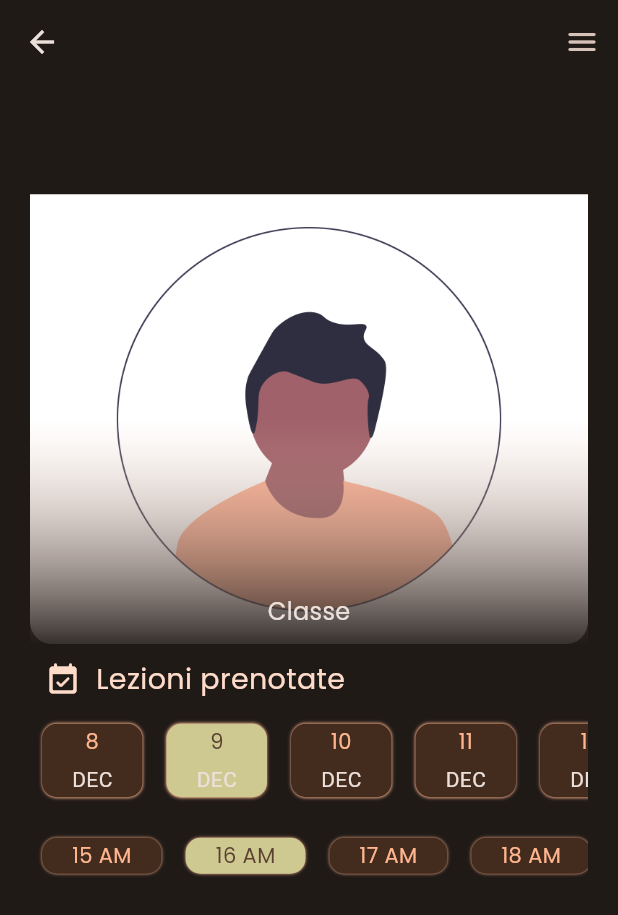
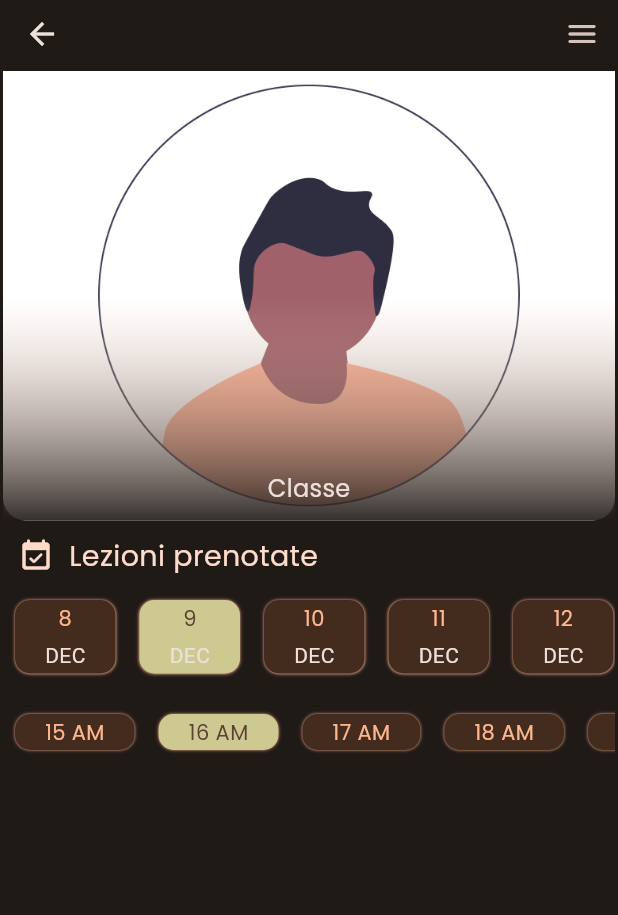
Before and after one commit to Daivy03/demiprof_flutter_app, a Flutter app: the ProfilePage screen opened directly, on a phone screen of 412 x 824 dp. Shown: the top 915 px of the screen. Run offline on Flutter 3.47's test engine with Material 2 defaults, Android fonts, the phone set to English and light mode, and no system bars; our stand-ins replace cloud_firestore, dynamic_color, file_picker, firebase_auth, firebase_core, firebase_storage and 6 more; accounts and stored records are empty; network calls fail; project files that could hold a hidden picture were left out.

Commit message:
Fix tutor_card empty Listview when loading avatars from db

```diff
--- a/lib/profile_page.dart
+++ b/lib/profile_page.dart
@@ -137,7 +137,7 @@ class SignInOptionsScreen extends StatelessWidget {
   }
 }
 
-class rolesChoice extends StatefulWidget {
+/* class rolesChoice extends StatefulWidget {
   const rolesChoice({Key? key}) : super(key: key);
 
   @override
@@ -167,7 +167,7 @@ class _rolesChoice extends State<rolesChoice> {
       ),
     );
   }
-}
+} */
 
 class ProfilePage extends StatelessWidget {
   ProfilePage({Key? key}) : super(key: key);
@@ -223,32 +223,10 @@ class ProfilePage extends StatelessWidget {
                   mainAxisAlignment: MainAxisAlignment.spaceBetween,
                   crossAxisAlignment: CrossAxisAlignment.start,
                   children: [
-                    Padding(
-                      padding: EdgeInsets.only(top: 30, left: 10, right: 10),
+                    const Padding(
+                      padding: EdgeInsets.only(top: 20, left: 10, right: 10),
                       child: Row(
-                        children: [
-                          /* Container(
-                            margin: EdgeInsets.only(left: 15),
-                            height: 45,
-                            width: 45,
-                            decoration: BoxDecoration(
-                              color: darkColorScheme.primary,
-                              borderRadius: BorderRadius.circular(10),
-                              boxShadow: [
-                                BoxShadow(
-                                  color: darkColorScheme.secondary,
-                                  blurRadius: 4,
-                                  spreadRadius: 1,
-                                ),
-                              ],
-                            ),
-                            child: Center(
-                              child: Icon(
-                                Icons.favorite_border_outlined,
-                              ),
-                            ),
-                          ), */
-                        ],
+                        children: [],
                       ),
                     ),
                     SizedBox(
@@ -317,10 +295,10 @@ class ProfilePage extends StatelessWidget {
                     ],
                   ),
                 ),
-                SizedBox(
+                const SizedBox(
                   height: 6,
                 ),
-                Container(
+                SizedBox(
                   height: 70,
                   child: ListView.builder(
                     shrinkWrap: true,
@@ -330,9 +308,9 @@ class ProfilePage extends StatelessWidget {
                       return Column(
                         children: [
                           Container(
-                            margin: EdgeInsets.symmetric(
+                            margin: const EdgeInsets.symmetric(
                                 horizontal: 8, vertical: 10),
-                            padding: EdgeInsets.symmetric(
+                            padding: const EdgeInsets.symmetric(
                                 horizontal: 20, vertical: 2),
                             decoration: BoxDecoration(
                               color: index == 1
@@ -358,10 +336,10 @@ class ProfilePage extends StatelessWidget {
                                           ? darkColorScheme.secondaryContainer
                                           : darkColorScheme.primary),
                                 ),
-                                SizedBox(
+                                const SizedBox(
                                   height: 5,
                                 ),
-                                Text("DEC"),
+                                const Text("DEC"),
                               ],
                             ),
                           ),
@@ -370,10 +348,10 @@ class ProfilePage extends StatelessWidget {
                     },
                   ),
                 ),
-                SizedBox(
+                const SizedBox(
                   height: 6,
                 ),
-                Container(
+                SizedBox(
                   height: 70,
                   child: ListView.builder(
                     shrinkWrap: true,
@@ -383,9 +361,9 @@ class ProfilePage extends StatelessWidget {
                       return Column(
                         children: [
                           Container(
-                            margin: EdgeInsets.symmetric(
+                            margin: const EdgeInsets.symmetric(
                                 horizontal: 8, vertical: 10),
-                            padding: EdgeInsets.symmetric(
+                            padding: const EdgeInsets.symmetric(
                                 horizontal: 20, vertical: 2),
                             decoration: BoxDecoration(
                               color: index == 1
@@ -419,12 +397,12 @@ class ProfilePage extends StatelessWidget {
                     },
                   ),
                 ),
-                SizedBox(height: 130),
+                SizedBox(height: MediaQuery.of(context).size.aspectRatio),
                 Material(
                   color: darkColorScheme.primary,
                   borderRadius: BorderRadius.circular(35),
-                  child: Padding(
-                    padding: const EdgeInsets.symmetric(
+                  child: const Padding(
+                    padding: EdgeInsets.symmetric(
                       vertical: 1,
                     ),
                   ),
@@ -437,7 +415,7 @@ class ProfilePage extends StatelessWidget {
     );
   }
 
-  Widget _title() {
+/*   Widget _title() {
     return RichText(
       text: TextSpan(
         style: GoogleFonts.poppins(fontSize: 20, fontWeight: FontWeight.bold),
@@ -449,14 +427,6 @@ class ProfilePage extends StatelessWidget {
           )
         ],
       ),
-    );
-  }
-
-  /*  Widget _userUid() {
-    return Text(
-      user?.email ?? 'User email',
-      style: GoogleFonts.poppins(
-          fontSize: 15, color: darkColorScheme.onBackground),
     );
   } */
 
@@ -502,6 +472,7 @@ class ProfilePage extends StatelessWidget {
   Widget build(BuildContext context) {
     return Scaffold(
       appBar: AppBar(
+        toolbarHeight: 45,
         title: _userUid(),
         actions: <Widget>[
           IconButton(
@@ -515,12 +486,12 @@ class ProfilePage extends StatelessWidget {
       ),
       backgroundColor: darkColorScheme.background,
       body: Container(
-        height: double.infinity,
-        width: double.infinity,
-        padding: const EdgeInsets.all(20),
+        //height: double.infinity,
+        //width: double.infinity,
+        padding: const EdgeInsets.all(2),
         child: Column(
-          crossAxisAlignment: CrossAxisAlignment.center,
-          mainAxisAlignment: MainAxisAlignment.center,
+          //crossAxisAlignment: CrossAxisAlignment.center,
+          //mainAxisAlignment: MainAxisAlignment.center,
           children: <Widget>[
             userBook(context),
             //_signOutButton(),
--- a/lib/tutor_card.dart
+++ b/lib/tutor_card.dart
@@ -105,7 +105,11 @@ class _TutorCardState extends State<TutorCard> {
     return Expanded(
       child: Container(
         height: 340,
-        child: ListView.builder(
+        child: avatars.isEmpty
+            ? const Center(
+                child: CircularProgressIndicator(),
+              )
+            : ListView.builder(
                 itemBuilder: (context, index) {
                   int stars = Random().nextInt(5) +
                       1; // generates a random number between 1 and 5
@@ -134,7 +138,8 @@ class _TutorCardState extends State<TutorCard> {
                               children: [
                                 InkWell(
                                   onTap: () {
-                              Navigator.of(context).push(MaterialPageRoute(
+                                    Navigator.of(context).push(
+                                        MaterialPageRoute(
                                             builder: (context) => BookPage()));
                                   },
                                   child: ClipRRect(
@@ -152,7 +157,8 @@ class _TutorCardState extends State<TutorCard> {
                                     alignment: Alignment.centerLeft,
                                     child: Expanded(
                                       child: Column(
-                                  crossAxisAlignment: CrossAxisAlignment.start,
+                                        crossAxisAlignment:
+                                            CrossAxisAlignment.start,
                                         children: [
                                           Row(
                                             children: [
@@ -161,8 +167,8 @@ class _TutorCardState extends State<TutorCard> {
                                                 style: GoogleFonts.poppins(
                                                     fontSize: 16,
                                                     fontWeight: FontWeight.w400,
-                                              color:
-                                                  darkColorScheme.onBackground),
+                                                    color: darkColorScheme
+                                                        .onBackground),
                                               ),
                                               Text(" "), //spacing
                                               FittedBox(
@@ -171,7 +177,8 @@ class _TutorCardState extends State<TutorCard> {
                                                   surnames[index],
                                                   style: GoogleFonts.poppins(
                                                       fontSize: 16,
-                                                fontWeight: FontWeight.w400,
+                                                      fontWeight:
+                                                          FontWeight.w400,
                                                       color: darkColorScheme
                                                           .onBackground),
                                                 ),
@@ -182,10 +189,11 @@ class _TutorCardState extends State<TutorCard> {
                                             children: [
                                               Container(
                                                 padding: EdgeInsets.symmetric(
-                                              horizontal: 0, vertical: 10),
+                                                    horizontal: 0,
+                                                    vertical: 10),
                                                 child: Row(
-                                            children:
-                                                List.generate(stars, (index) {
+                                                  children: List.generate(stars,
+                                                      (index) {
                                                     return Icon(
                                                       Icons.star,
                                                       color: darkColorScheme
```
Also changed, not shown: 9 other files. Lines whose indentation alone changed are shown as unchanged.
